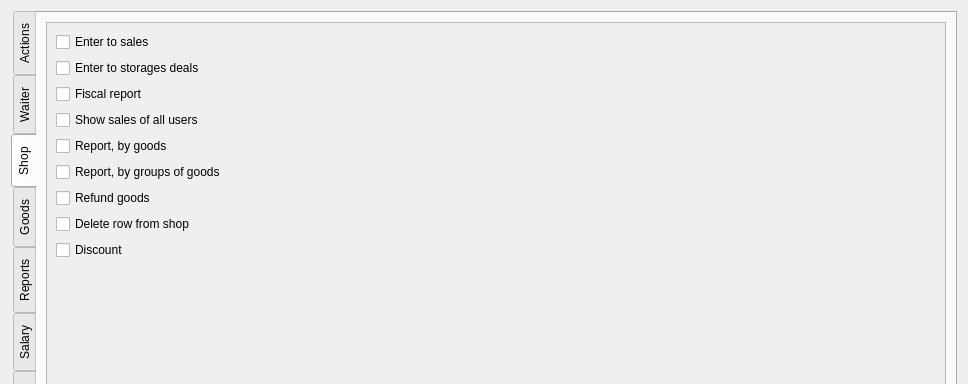
Above: Forms/c5grouppermissionseditor.ui from End1-1/Cafe5 before the change; both pictures show x 0 to 968 and y 0 to 384 of the 968 by 852 pixel window. Below: the same form after it.
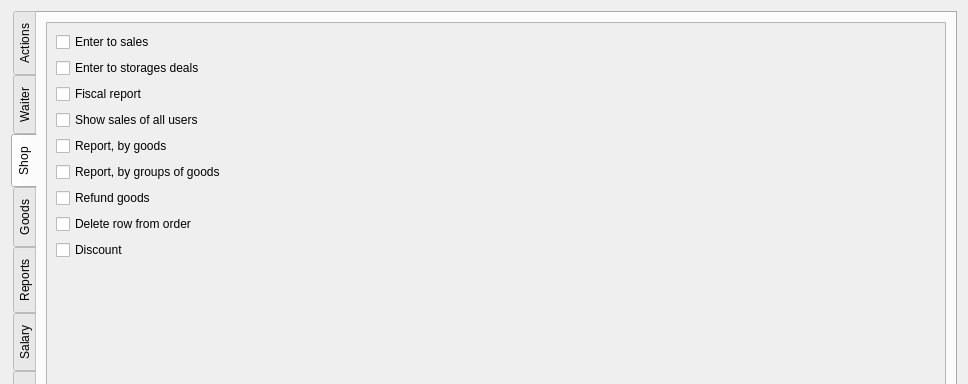
That is the form after the change. The open tabs and pages were chosen to show the change. Custom widgets are drawn as their Qt base class.

```diff
--- a/Forms/c5grouppermissionseditor.ui
+++ b/Forms/c5grouppermissionseditor.ui
@@ -386,8 +386,8 @@
            <rect>
             <x>0</x>
             <y>0</y>
-            <width>900</width>
-            <height>764</height>
+            <width>901</width>
+            <height>761</height>
            </rect>
           </property>
           <layout class="QVBoxLayout" name="verticalLayout_10">
@@ -464,7 +464,7 @@
            <item>
             <widget class="C5CheckBox" name="checkBox_74">
              <property name="text">
-              <string>Delete row from shop</string>
+              <string>Delete row from order</string>
              </property>
              <property name="Tag" stdset="0">
               <number>510</number>
```
Left out of the diff: 20 changed lines with no effect on the pictures.
